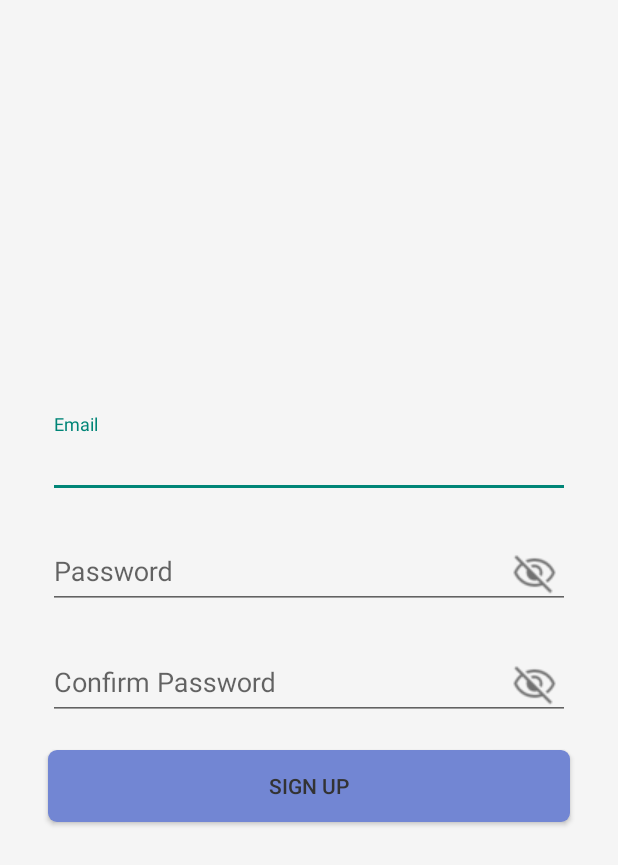
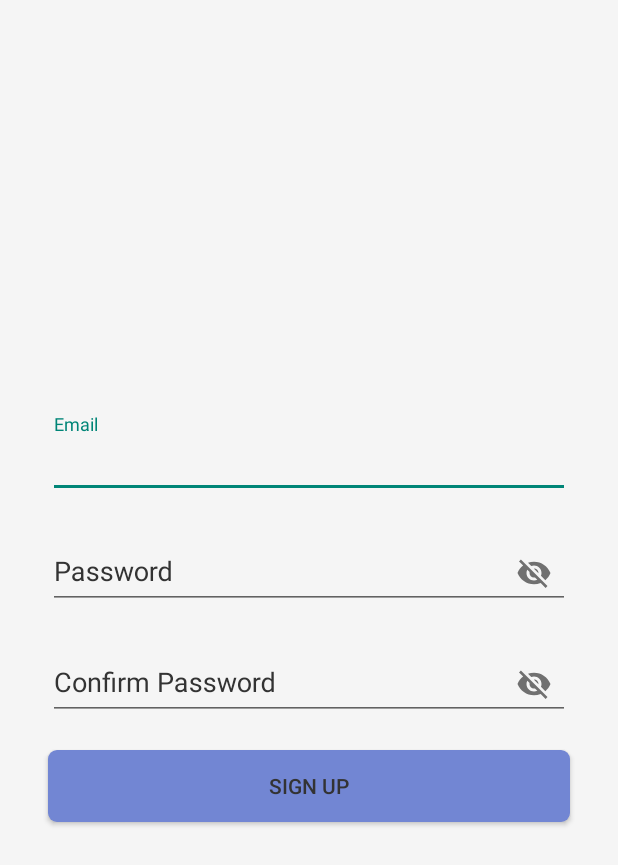
Before and after one commit to aditya6752/Nouzze, an Android app: the SignUpActivity screen opened directly, with no data from a screen before it, on a phone screen of 412 x 824 dp. Shown: the top 865 px of the screen. Run offline under Robolectric (Android 15) with nearby library versions, the phone set to English and light mode, and no system bars; our stand-ins replace Firebase (no records; nobody signed in at launch, a user with empty details on screens opened directly).

Commit message:
UI update

```diff
--- /dev/null
+++ b/app/src/main/res/drawable/eye_visibility_24.xml
@@ -0,0 +1,5 @@
+<vector android:height="24dp" android:tint="@color/iconColors"
+    android:viewportHeight="24" android:viewportWidth="24"
+    android:width="24dp" xmlns:android="http://schemas.android.com/apk/res/android">
+    <path android:fillColor="@android:color/white" android:pathData="M12,4.5C7,4.5 2.73,7.61 1,12c1.73,4.39 6,7.5 11,7.5s9.27,-3.11 11,-7.5c-1.73,-4.39 -6,-7.5 -11,-7.5zM12,17c-2.76,0 -5,-2.24 -5,-5s2.24,-5 5,-5 5,2.24 5,5 -2.24,5 -5,5zM12,9c-1.66,0 -3,1.34 -3,3s1.34,3 3,3 3,-1.34 3,-3 -1.34,-3 -3,-3z"/>
+</vector>
--- /dev/null
+++ b/app/src/main/res/drawable/eye_visibility_off_24.xml
@@ -0,0 +1,5 @@
+<vector android:height="24dp" android:tint="@color/iconColors"
+    android:viewportHeight="24" android:viewportWidth="24"
+    android:width="24dp" xmlns:android="http://schemas.android.com/apk/res/android">
+    <path android:fillColor="@android:color/white" android:pathData="M12,7c2.76,0 5,2.24 5,5 0,0.65 -0.13,1.26 -0.36,1.83l2.92,2.92c1.51,-1.26 2.7,-2.89 3.43,-4.75 -1.73,-4.39 -6,-7.5 -11,-7.5 -1.4,0 -2.74,0.25 -3.98,0.7l2.16,2.16C10.74,7.13 11.35,7 12,7zM2,4.27l2.28,2.28 0.46,0.46C3.08,8.3 1.78,10.02 1,12c1.73,4.39 6,7.5 11,7.5 1.55,0 3.03,-0.3 4.38,-0.84l0.42,0.42L19.73,22 21,20.73 3.27,3 2,4.27zM7.53,9.8l1.55,1.55c-0.05,0.21 -0.08,0.43 -0.08,0.65 0,1.66 1.34,3 3,3 0.22,0 0.44,-0.03 0.65,-0.08l1.55,1.55c-0.67,0.33 -1.41,0.53 -2.2,0.53 -2.76,0 -5,-2.24 -5,-5 0,-0.79 0.2,-1.53 0.53,-2.2zM11.84,9.02l3.15,3.15 0.02,-0.16c0,-1.66 -1.34,-3 -3,-3l-0.17,0.01z"/>
+</vector>
--- a/app/src/main/res/drawable/password_icon_selector.xml
+++ b/app/src/main/res/drawable/password_icon_selector.xml
@@ -1,5 +1,5 @@
 <?xml version="1.0" encoding="utf-8"?>
 <selector xmlns:android="http://schemas.android.com/apk/res/android">
-    <item android:drawable="@drawable/visibility_" android:state_checked="true" />
-    <item android:drawable="@drawable/visibility_off_" />
+    <item android:drawable="@drawable/eye_visibility_24" android:state_checked="true" />
+    <item android:drawable="@drawable/eye_visibility_off_24" />
 </selector>
--- a/app/src/main/res/layout/activity_create_user.xml
+++ b/app/src/main/res/layout/activity_create_user.xml
@@ -13,7 +13,9 @@
 
     <com.google.android.material.textfield.TextInputLayout
         android:layout_width="match_parent"
-        android:layout_height="wrap_content" >
+        android:layout_height="wrap_content"
+        android:textColorHint="@color/textColor"
+        >
 
         <androidx.appcompat.widget.AppCompatEditText
             android:id="@+id/emailTextView"
@@ -36,6 +38,7 @@
         android:layout_width="match_parent"
         android:layout_height="wrap_content"
         app:passwordToggleEnabled="true"
+        android:textColorHint="@color/textColor"
         app:passwordToggleDrawable="@drawable/password_icon_selector">
 
         <androidx.appcompat.widget.AppCompatEditText
@@ -58,7 +61,9 @@
         android:layout_width="match_parent"
         android:layout_height="wrap_content"
         app:passwordToggleEnabled="true"
-        app:passwordToggleDrawable="@drawable/password_icon_selector">
+        app:passwordToggleDrawable="@drawable/password_icon_selector"
+        android:textColorHint="@color/textColor"
+        >
 
         <androidx.appcompat.widget.AppCompatEditText
             android:id="@+id/confirmPasswordTextView"
--- a/app/src/main/res/layout/activity_login.xml
+++ b/app/src/main/res/layout/activity_login.xml
@@ -11,6 +11,7 @@
 
 
     <com.google.android.material.textfield.TextInputLayout
+        android:textColorHint="@color/textColor"
         android:layout_width="match_parent"
         android:layout_height="wrap_content" >
 
@@ -33,6 +34,7 @@
         android:layout_width="match_parent"
         android:layout_height="wrap_content"
         app:passwordToggleEnabled="true"
+        android:textColorHint="@color/textColor"
         app:passwordToggleDrawable="@drawable/password_icon_selector">
 
         <androidx.appcompat.widget.AppCompatEditText
--- a/app/src/main/res/values-night/themes.xml
+++ b/app/src/main/res/values-night/themes.xml
@@ -13,4 +13,5 @@
         <item name="android:statusBarColor">?attr/colorPrimaryVariant</item>
         <!-- Customize your theme here. -->
     </style>
+
 </resources>
--- a/app/src/main/res/values/themes.xml
+++ b/app/src/main/res/values/themes.xml
@@ -15,6 +15,8 @@
 
     </style>
 
+
+
     <style name="Theme.Nouzze.NoActionBar">
         <item name="windowActionBar">false</item>
         <item name="windowNoTitle">true</item>
```
Also changed, not shown: app/src/main/res/layout/activity_main.xml (+2 -11 lines), app/src/main/res/layout/activity_profile.xml (+9 -3 lines).
